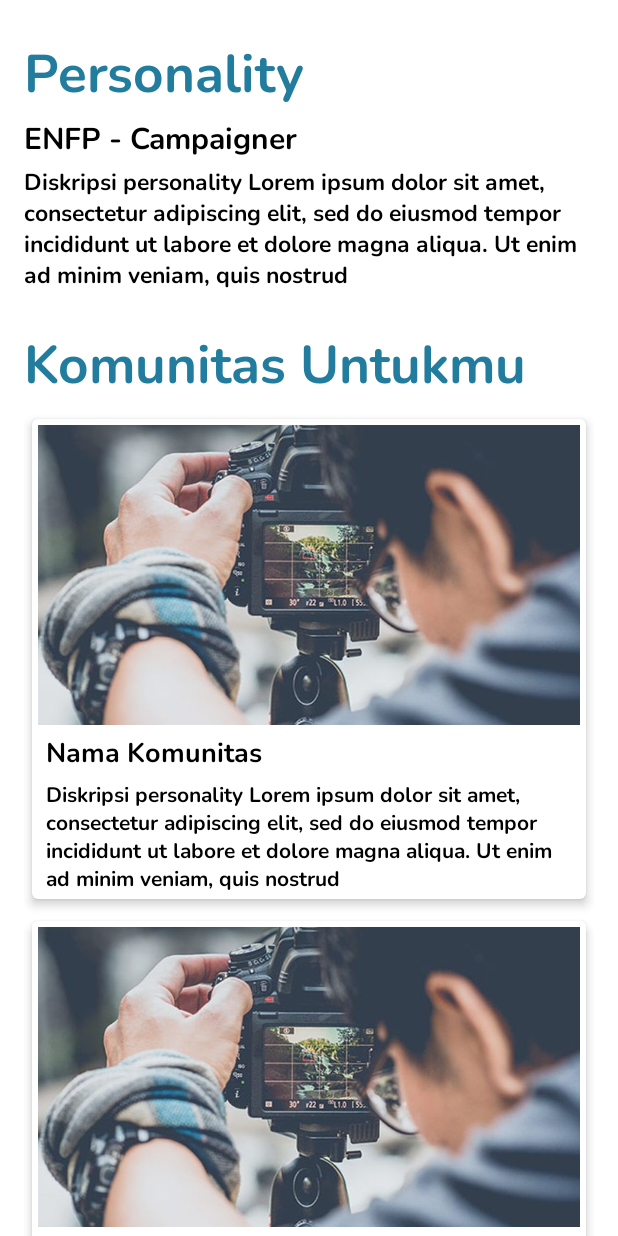
After one commit to AjiSiwi/arunika-temuin, an Android app: the layout activity_recommendation.xml on its own in the app's theme, with its tools: preview values and no code run, on a phone screen of 412 x 824 dp. The commit adds this screen. Run offline under Robolectric (Android 15) with nearby library versions, the phone set to English and light mode, and no system bars.

Commit message:
add recommendation page

```diff
--- a/app/build.gradle
+++ b/app/build.gradle
@@ -47,6 +47,7 @@ dependencies {
     implementation 'androidx.legacy:legacy-support-v4:1.0.0'
     implementation 'com.google.firebase:firebase-auth:21.0.1'
     implementation 'com.google.firebase:firebase-firestore:23.0.0'
+    implementation 'com.google.firebase:firebase-firestore-ktx:21.6.0'
     testImplementation 'junit:junit:4.13.2'
     androidTestImplementation 'androidx.test.ext:junit:1.1.2'
     androidTestImplementation 'androidx.test.espresso:espresso-core:3.3.0'
--- a/app/src/main/AndroidManifest.xml
+++ b/app/src/main/AndroidManifest.xml
@@ -9,7 +9,9 @@
         android:roundIcon="@mipmap/ic_launcher_round"
         android:supportsRtl="true"
         android:theme="@style/Theme.Temuin">
-        <activity android:name=".ui.survey.SurveyActivity"></activity>
+        <activity android:name=".ui.recommendation.RecommendationActivity"></activity>
+        <activity android:name=".ui.recommendation.RcommendationActivity" />
+        <activity android:name=".ui.survey.SurveyActivity" />
         <activity android:name=".ui.splash.SplashActivity">
             <intent-filter>
                 <action android:name="android.intent.action.MAIN" />
--- /dev/null
+++ b/app/src/main/java/com/example/temuin/data/CommunityEntity.kt
@@ -0,0 +1,7 @@
+package com.example.temuin.data
+
+data class CommunityEntity(
+    var name: String,
+    var desc: String,
+    var coverUrl: String
+)
--- /dev/null
+++ b/app/src/main/java/com/example/temuin/ui/recommendation/RecommendationActivity.kt
@@ -0,0 +1,16 @@
+package com.example.temuin.ui.recommendation
+
+import androidx.appcompat.app.AppCompatActivity
+import android.os.Bundle
+import com.example.temuin.databinding.ActivityRecommendationBinding
+
+class RecommendationActivity : AppCompatActivity() {
+
+    private lateinit var binding : ActivityRecommendationBinding
+
+    override fun onCreate(savedInstanceState: Bundle?) {
+        super.onCreate(savedInstanceState)
+        binding = ActivityRecommendationBinding.inflate(layoutInflater)
+        setContentView(binding.root)
+    }
+}
--- /dev/null
+++ b/app/src/main/java/com/example/temuin/ui/recommendation/RecommendationAdapter.kt
@@ -0,0 +1,25 @@
+package com.example.temuin.ui.recommendation
+
+import android.view.ViewGroup
+import androidx.recyclerview.widget.RecyclerView
+import com.example.temuin.databinding.ItemRecommendationBinding
+
+class RecommendationAdapter : RecyclerView.Adapter<RecommendationAdapter.CommunityViewHolder>() {
+
+    override fun onCreateViewHolder(parent: ViewGroup, viewType: Int): CommunityViewHolder {
+        TODO("Not yet implemented")
+    }
+
+    override fun onBindViewHolder(holder: CommunityViewHolder, position: Int) {
+        TODO("Not yet implemented")
+    }
+
+    override fun getItemCount(): Int {
+        TODO("Not yet implemented")
+    }
+
+    class CommunityViewHolder(private val binding: ItemRecommendationBinding) :RecyclerView.ViewHolder(binding.root) {
+
+    }
+
+}
--- a/app/src/main/java/com/example/temuin/ui/survey/tipi/TipiAdapter.kt
+++ b/app/src/main/java/com/example/temuin/ui/survey/tipi/TipiAdapter.kt
@@ -1,7 +1,5 @@
 package com.example.temuin.ui.survey.tipi
 
-import android.content.ContentValues
-import android.util.Log
 import android.view.LayoutInflater
 import android.view.ViewGroup
 import androidx.recyclerview.widget.RecyclerView
--- /dev/null
+++ b/app/src/main/res/layout/activity_recommendation.xml
@@ -0,0 +1,84 @@
+<?xml version="1.0" encoding="utf-8"?>
+<androidx.constraintlayout.widget.ConstraintLayout
+    xmlns:android="http://schemas.android.com/apk/res/android"
+    xmlns:app="http://schemas.android.com/apk/res-auto"
+    xmlns:tools="http://schemas.android.com/tools"
+    android:layout_width="match_parent"
+    android:layout_height="match_parent"
+    tools:context=".ui.recommendation.RecommendationActivity">
+
+    <TextView
+        android:id="@+id/tv_title_personality"
+        android:layout_width="match_parent"
+        android:layout_height="wrap_content"
+        android:layout_marginStart="16dp"
+        android:layout_marginTop="24dp"
+        android:layout_marginEnd="16dp"
+        android:fontFamily="@font/nunito_bold"
+        android:text="@string/personality"
+        android:textColor="@color/blue"
+        android:textSize="35sp"
+        android:textStyle="bold"
+        app:layout_constraintEnd_toEndOf="parent"
+        app:layout_constraintStart_toStartOf="parent"
+        app:layout_constraintTop_toTopOf="parent" />
+
+    <TextView
+        android:id="@+id/tv_personality"
+        android:layout_width="match_parent"
+        android:layout_height="wrap_content"
+        android:layout_marginStart="16dp"
+        android:layout_marginTop="4dp"
+        android:layout_marginEnd="16dp"
+        android:fontFamily="@font/nunito_bold"
+        android:text="@string/dummy_personality"
+        android:textColor="@color/black"
+        android:textSize="20sp"
+        android:textStyle="bold"
+        app:layout_constraintEnd_toEndOf="parent"
+        app:layout_constraintStart_toStartOf="parent"
+        app:layout_constraintTop_toBottomOf="@+id/tv_title_personality" />
+
+    <TextView
+        android:id="@+id/tv_desc_personality"
+        android:layout_width="match_parent"
+        android:layout_height="wrap_content"
+        android:layout_marginStart="16dp"
+        android:layout_marginTop="4dp"
+        android:layout_marginEnd="16dp"
+        android:fontFamily="@font/nunito_bold"
+        android:text="@string/dummy_desc_personality"
+        android:textColor="@color/black"
+        android:textSize="15sp"
+        app:layout_constraintEnd_toEndOf="parent"
+        app:layout_constraintStart_toStartOf="parent"
+        app:layout_constraintTop_toBottomOf="@+id/tv_personality" />
+
+    <TextView
+        android:id="@+id/tv_title_community"
+        android:layout_width="match_parent"
+        android:layout_height="wrap_content"
+        android:layout_marginStart="16dp"
+        android:layout_marginTop="24dp"
+        android:layout_marginEnd="16dp"
+        android:fontFamily="@font/nunito_bold"
+        android:text="@string/recommend_community"
+        android:textColor="@color/blue"
+        android:textSize="35sp"
+        android:textStyle="bold"
+        app:layout_constraintEnd_toEndOf="parent"
+        app:layout_constraintStart_toStartOf="parent"
+        app:layout_constraintTop_toBottomOf="@+id/tv_desc_personality" />
+
+    <androidx.recyclerview.widget.RecyclerView
+        android:id="@+id/rv_recommendation"
+        android:layout_width="match_parent"
+        android:layout_height="wrap_content"
+        android:layout_marginStart="16dp"
+        android:layout_marginTop="4dp"
+        android:layout_marginEnd="16dp"
+        app:layout_constraintEnd_toEndOf="parent"
+        app:layout_constraintStart_toStartOf="parent"
+        app:layout_constraintTop_toBottomOf="@+id/tv_title_community"
+        tools:listitem="@layout/item_recommendation" />
+</androidx.constraintlayout.widget.ConstraintLayout>
--- /dev/null
+++ b/app/src/main/res/layout/item_recommendation.xml
@@ -0,0 +1,65 @@
+<?xml version="1.0" encoding="utf-8"?>
+<androidx.cardview.widget.CardView
+    xmlns:android="http://schemas.android.com/apk/res/android"
+    xmlns:app="http://schemas.android.com/apk/res-auto"
+    xmlns:tools="http://schemas.android.com/tools"
+    android:id="@+id/cv_item_recommendation"
+    android:layout_width="match_parent"
+    android:layout_height="wrap_content"
+    app:cardCornerRadius="4dp"
+    app:cardElevation="4dp"
+    app:cardMaxElevation="4dp"
+    app:cardUseCompatPadding="true">
+
+    <androidx.constraintlayout.widget.ConstraintLayout
+        android:id="@+id/cons_item"
+        android:layout_width="match_parent"
+        android:layout_height="wrap_content"
+        android:padding="4dp">
+
+        <ImageView
+            android:id="@+id/img_cover"
+            android:layout_width="match_parent"
+            android:layout_height="200dp"
+            android:scaleType="centerCrop"
+            android:src="@drawable/fotografi"
+            app:layout_constraintEnd_toEndOf="parent"
+            app:layout_constraintStart_toStartOf="parent"
+            app:layout_constraintTop_toTopOf="parent" />
+
+        <TextView
+            android:id="@+id/tv_community_name"
+            android:layout_width="match_parent"
+            android:layout_height="wrap_content"
+            android:layout_marginStart="5dp"
+            android:layout_marginTop="5dp"
+            android:layout_marginEnd="5dp"
+            android:fontFamily="@font/nunito_bold"
+            android:text="@string/community_name"
+            android:textColor="@color/black"
+            android:textSize="18sp"
+            android:textStyle="bold"
+            app:layout_constraintEnd_toEndOf="parent"
+            app:layout_constraintStart_toStartOf="parent"
+            app:layout_constraintTop_toBottomOf="@+id/img_cover" />
+
+        <TextView
+            android:id="@+id/tv_community_desc"
+            android:layout_width="match_parent"
+            android:layout_height="wrap_content"
+            android:layout_marginStart="5dp"
+            android:layout_marginTop="5dp"
+            android:layout_marginEnd="5dp"
+            android:fontFamily="@font/nunito_bold"
+            android:text="@string/community_desc"
+            android:textColor="@color/black"
+            android:textSize="14sp"
+            android:textStyle="normal"
+            app:layout_constraintEnd_toEndOf="parent"
+            app:layout_constraintStart_toStartOf="parent"
+            app:layout_constraintTop_toBottomOf="@+id/tv_community_name" />
+
+
+    </androidx.constraintlayout.widget.ConstraintLayout>
+
+</androidx.cardview.widget.CardView>
--- a/app/src/main/res/values/strings.xml
+++ b/app/src/main/res/values/strings.xml
@@ -24,4 +24,10 @@
         <br>7 = Sangat setuju</br></string>
     <string name="submit">Submit</string>
     <string name="back">Back</string>
+    <string name="personality">Personality</string>
+    <string name="dummy_personality">ENFP - Campaigner</string>
+    <string name="dummy_desc_personality">"Diskripsi personality Lorem ipsum dolor sit amet, consectetur adipiscing elit, sed do eiusmod tempor incididunt ut labore et dolore magna aliqua. Ut enim ad minim veniam, quis nostrud "</string>
+    <string name="recommend_community">Komunitas Untukmu</string>
+    <string name="community_name">Nama Komunitas</string>
+    <string name="community_desc">Diskripsi personality Lorem ipsum dolor sit amet, consectetur adipiscing elit, sed do eiusmod tempor incididunt ut labore et dolore magna aliqua. Ut enim ad minim veniam, quis nostrud</string>
 </resources>
```
Also changed, not shown: app/src/main/res/drawable/fotografi.jpg (added).
